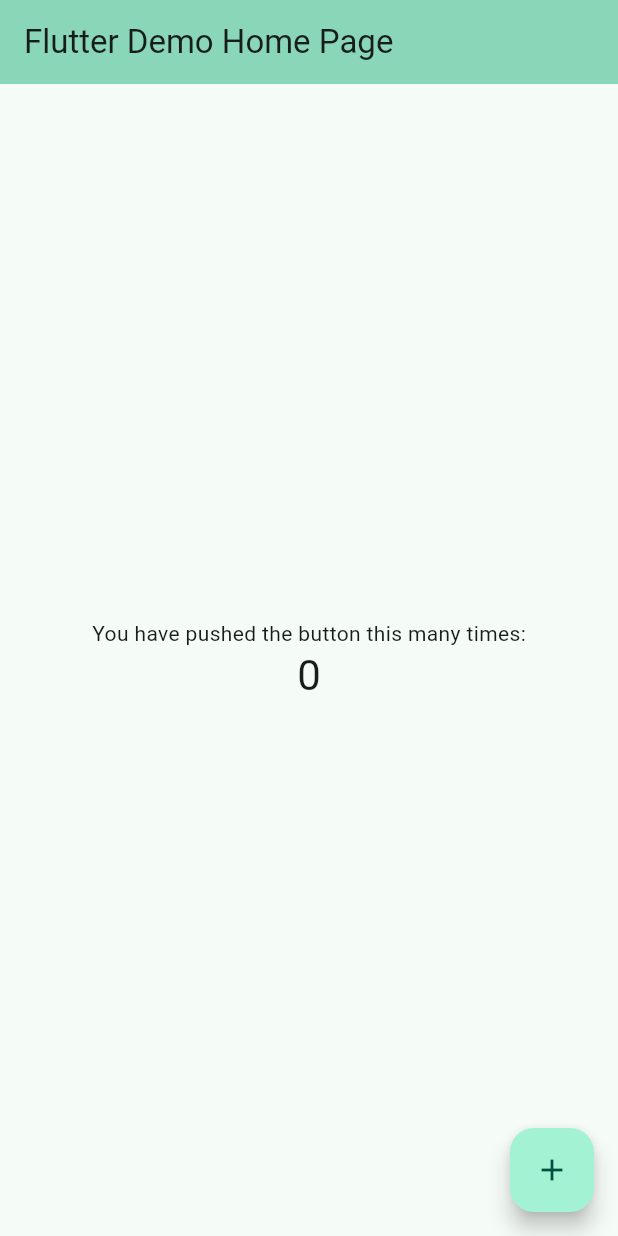
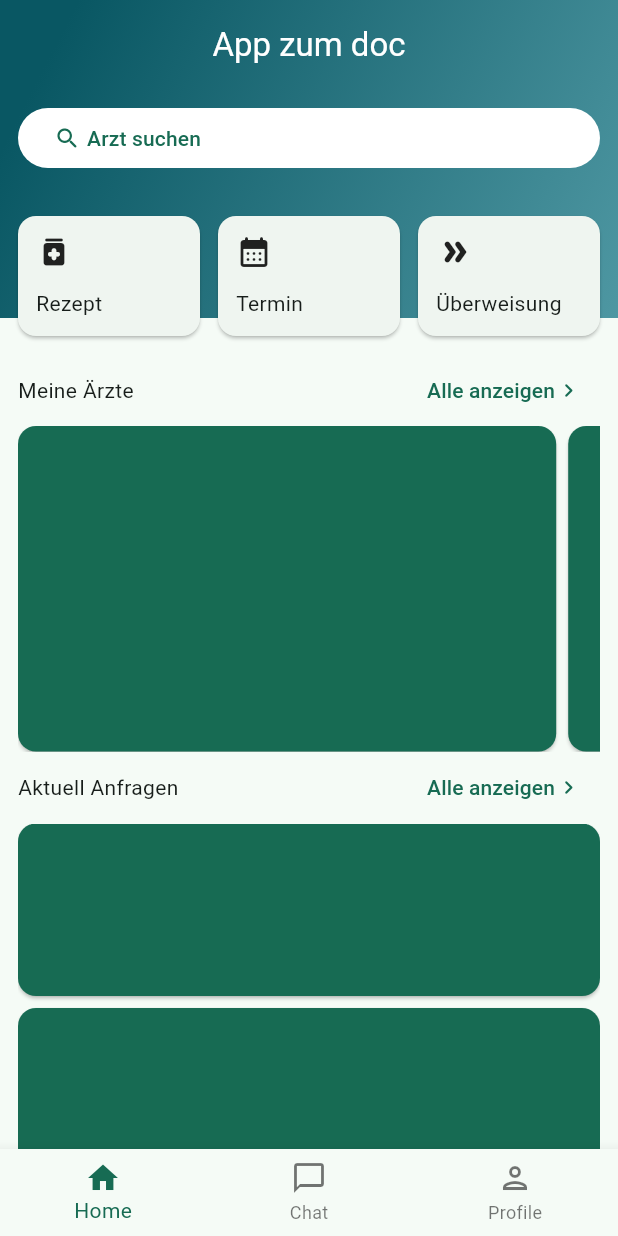
Before and after one commit to helpwave/app-zum-doc-mobile, a Flutter app: the screen it shows after launch, on a phone screen of 412 x 824 dp. Run offline on Flutter 3.47's test engine with Material 3 defaults, Android fonts, the phone set to English and light mode, and no system bars; our stand-ins replace shared_preferences.

Commit message:
feat: add dashboard page wireframe

```diff
--- a/lib/main.dart
+++ b/lib/main.dart
@@ -1,3 +1,4 @@
+import 'package:appzumdoc/screens/main_screen.dart';
 import 'package:appzumdoc/theme/theme_model.dart';
 import 'package:flutter/material.dart';
 import 'package:provider/provider.dart';
@@ -31,94 +32,8 @@ class MyApp extends StatelessWidget {
             seedColor: const Color(0xFF4DAD8E),
           ),
         ),
-        home: const MyHomePage(title: 'Flutter Demo Home Page'),
+        home: const MainScreen(),
       ),
     );
   }
 }
-
-class MyHomePage extends StatefulWidget {
-  const MyHomePage({super.key, required this.title});
-
-  // This widget is the home page of your application. It is stateful, meaning
-  // that it has a State object (defined below) that contains fields that affect
-  // how it looks.
-
-  // This class is the configuration for the state. It holds the values (in this
-  // case the title) provided by the parent (in this case the App widget) and
-  // used by the build method of the State. Fields in a Widget subclass are
-  // always marked "final".
-
-  final String title;
-
-  @override
-  State<MyHomePage> createState() => _MyHomePageState();
-}
-
-class _MyHomePageState extends State<MyHomePage> {
-  int _counter = 0;
-
-  void _incrementCounter() {
-    setState(() {
-      // This call to setState tells the Flutter framework that something has
-      // changed in this State, which causes it to rerun the build method below
-      // so that the display can reflect the updated values. If we changed
-      // _counter without calling setState(), then the build method would not be
-      // called again, and so nothing would appear to happen.
-      _counter++;
-    });
-  }
-
-  @override
-  Widget build(BuildContext context) {
-    // This method is rerun every time setState is called, for instance as done
-    // by the _incrementCounter method above.
-    //
-    // The Flutter framework has been optimized to make rerunning build methods
-    // fast, so that you can just rebuild anything that needs updating rather
-    // than having to individually change instances of widgets.
-    return Scaffold(
-      appBar: AppBar(
-        // TRY THIS: Try changing the color here to a specific color (to
-        // Colors.amber, perhaps?) and trigger a hot reload to see the AppBar
-        // change color while the other colors stay the same.
-        backgroundColor: Theme.of(context).colorScheme.inversePrimary,
-        // Here we take the value from the MyHomePage object that was created by
-        // the App.build method, and use it to set our appbar title.
-        title: Text(widget.title),
-      ),
-      body: Center(
-        // Center is a layout widget. It takes a single child and positions it
-        // in the middle of the parent.
-        child: Column(
-          // Column is also a layout widget. It takes a list of children and
-          // arranges them vertically. By default, it sizes itself to fit its
-          // children horizontally, and tries to be as tall as its parent.
-          //
-          // Column has various properties to control how it sizes itself and
-          // how it positions its children. Here we use mainAxisAlignment to
-          // center the children vertically; the main axis here is the vertical
-          // axis because Columns are vertical (the cross axis would be
-          // horizontal).
-          //
-          // TRY THIS: Invoke "debug painting" (choose the "Toggle Debug Paint"
-          // action in the IDE, or press "p" in the console), to see the
-          // wireframe for each widget.
-          mainAxisAlignment: MainAxisAlignment.center,
-          children: <Widget>[
-            const Text('You have pushed the button this many times:'),
-            Text(
-              '$_counter',
-              style: Theme.of(context).textTheme.headlineMedium,
-            ),
-          ],
-        ),
-      ),
-      floatingActionButton: FloatingActionButton(
-        onPressed: _incrementCounter,
-        tooltip: 'Increment',
-        child: const Icon(Icons.add),
-      ), // This trailing comma makes auto-formatting nicer for build methods.
-    );
-  }
-}
--- /dev/null
+++ b/lib/screens/dashboard.dart
@@ -0,0 +1,233 @@
+import 'package:appzumdoc/screens/doctor_list.dart';
+import 'package:appzumdoc/theme/theme_model.dart';
+import 'package:flutter/material.dart';
+
+import '../theme/constants.dart';
+
+class Dashboard extends StatelessWidget {
+  const Dashboard({super.key});
+
+  @override
+  Widget build(BuildContext context) {
+    MediaQueryData mediaQuery = MediaQuery.of(context);
+    return Column(
+      children: [
+        Stack(
+          children: [
+            Column(
+              mainAxisSize: MainAxisSize.min,
+              children: [
+                Container(
+                  decoration: BoxDecoration(
+                    gradient: LinearGradient(
+                      colors: [Color(0xFF095763), Color(0xFF4E97A2)],
+                      begin: Alignment.topLeft,
+                      end: Alignment.bottomRight,
+                      stops: [0.1, 1],
+                    ),
+                  ),
+                  child: SafeArea(
+                    child: Padding(
+                      padding: const EdgeInsets.symmetric(
+                        horizontal: Spacing.md,
+                      ),
+                      child: Column(
+                        mainAxisSize: MainAxisSize.min,
+                        children: [
+                          const SizedBox(height: Spacing.lg),
+                          Text(
+                            "App zum doc",
+                            style: (context.theme.textTheme.titleLarge ?? TextStyle()).copyWith(
+                              color: Colors.white,
+                            ),
+                          ),
+                          const SizedBox(height: Spacing.xl),
+                          SizedBox(
+                            width: double.infinity,
+                            child: FilledButton(
+                              style: ButtonStyle(
+                                backgroundColor: WidgetStatePropertyAll(Colors.white),
+                                foregroundColor: WidgetStatePropertyAll(context.theme.colorScheme.primary),
+                              ),
+                              onPressed: () => {
+                                Navigator.of(context).push(
+                                  MaterialPageRoute(
+                                    builder: (context) => DoctorList(),
+                                  ),
+                                ),
+                              },
+                              child: Row(
+                                mainAxisAlignment: MainAxisAlignment.start,
+                                crossAxisAlignment: CrossAxisAlignment.center,
+                                spacing: Spacing.xs,
+                                children: [
+                                  Icon(Icons.search_rounded),
+                                  Text("Arzt suchen"),
+                                ],
+                              ),
+                            ),
+                          ),
+                          const SizedBox(height: Spacing.lg),
+                          const SizedBox(height: 80),
+                        ],
+                      ),
+                    ),
+                  ),
+                ),
+                const SizedBox(height: Spacing.md),
+              ],
+            ),
+            Positioned(
+              left: Spacing.md,
+              right: Spacing.md,
+              bottom: 0,
+              height: 80,
+              child: Row(
+                spacing: Spacing.md,
+                mainAxisAlignment: MainAxisAlignment.spaceBetween,
+                children: [
+                  Expanded(
+                    child: Card(
+                      margin: EdgeInsets.zero,
+                      child: Padding(
+                        padding: const EdgeInsets.all(Spacing.md),
+                        child: Column(
+                          mainAxisAlignment: MainAxisAlignment.spaceBetween,
+                          crossAxisAlignment: CrossAxisAlignment.start,
+                          spacing: Spacing.md,
+                          children: [
+                            Icon(Icons.medication_rounded),
+                            Text("Rezept"),
+                          ],
+                        ),
+                      ),
+                    ),
+                  ),
+                  Expanded(
+                    child: Card(
+                      margin: EdgeInsets.zero,
+                      child: Padding(
+                        padding: const EdgeInsets.all(Spacing.md),
+                        child: Column(
+                          mainAxisAlignment: MainAxisAlignment.spaceBetween,
+                          crossAxisAlignment: CrossAxisAlignment.start,
+                          spacing: Spacing.md,
+                          children: [
+                            Icon(Icons.calendar_month_rounded),
+                            Text("Termin"),
+                          ],
+                        ),
+                      ),
+                    ),
+                  ),
+                  Expanded(
+                    child: Card(
+                      margin: EdgeInsets.zero,
+                      child: Padding(
+                        padding: const EdgeInsets.all(Spacing.md),
+                        child: Column(
+                          mainAxisAlignment: MainAxisAlignment.spaceBetween,
+                          crossAxisAlignment: CrossAxisAlignment.start,
+                          spacing: Spacing.md,
+                          children: [
+                            Icon(Icons.double_arrow_rounded),
+                            Text("Überweisung"),
+                          ],
+                        ),
+                      ),
+                    ),
+                  ),
+                ],
+              ),
+            ),
+          ],
+        ),
+        Flexible(
+          child: Padding(
+            padding: EdgeInsets.all(Spacing.md).copyWith(bottom: 0),
+            child: Column(
+              children: [
+                Row(
+                  mainAxisAlignment: MainAxisAlignment.spaceBetween,
+                  children: [
+                    Text("Meine Ärzte"),
+                    TextButton(
+                      onPressed: () {
+                        Navigator.of(
+                          context,
+                        ).push(MaterialPageRoute(builder: (_) => DoctorList()));
+                      },
+                      child: Row(
+                        mainAxisSize: MainAxisSize.min,
+                        children: [
+                          Text("Alle anzeigen"),
+                          Icon(Icons.chevron_right_rounded),
+                        ],
+                      ),
+                    ),
+                  ],
+                ),
+                Flexible(
+                  child: ListView.separated(
+                    itemCount: 2,
+                    itemBuilder: (context, index) {
+                      return SizedBox(
+                        height: 155,
+                        width: mediaQuery.size.width * 0.9 - Spacing.md,
+                        child: Card(
+                          margin: EdgeInsets.zero,
+                          color: context.theme.colorScheme.primary,
+                        ),
+                      );
+                    },
+                    separatorBuilder: (context, index) =>
+                        SizedBox(width: Spacing.sm),
+                    shrinkWrap: true,
+                    scrollDirection: Axis.horizontal,
+                  ),
+                ),
+                Row(
+                  mainAxisAlignment: MainAxisAlignment.spaceBetween,
+                  children: [
+                    Text("Aktuell Anfragen"),
+                    TextButton(
+                      onPressed: () {
+                        Navigator.of(
+                          context,
+                        ).push(MaterialPageRoute(builder: (_) => DoctorList()));
+                      },
+                      child: Row(
+                        mainAxisSize: MainAxisSize.min,
+                        children: [
+                          Text("Alle anzeigen"),
+                          Icon(Icons.chevron_right_rounded),
+                        ],
+                      ),
+                    ),
+                  ],
+                ),
+                Flexible(
+                  child: ListView.separated(
+                    padding: EdgeInsets.only(bottom: Spacing.md),
+                    itemCount: 3,
+                    itemBuilder: (context, index) {
+                      return SizedBox(
+                        height: 115,
+                        child: Card(
+                          margin: EdgeInsets.zero,
+                          color: context.theme.colorScheme.primary,
+                        ),
+                      );
+                    },
+                    separatorBuilder: (context, index) =>
+                        SizedBox(height: Spacing.sm),
+                  ),
+                ),
+              ],
+            ),
+          ),
+        ),
+      ],
+    );
+  }
+}
--- /dev/null
+++ b/lib/screens/main_screen.dart
@@ -0,0 +1,67 @@
+import 'package:appzumdoc/screens/dashboard.dart';
+import 'package:appzumdoc/screens/profile.dart';
+import 'package:flutter/material.dart';
+
+import 'chat.dart';
+
+class MainScreen extends StatefulWidget {
+  const MainScreen({super.key});
+
+  @override
+  State<MainScreen> createState() => _MainScreenState();
+}
+
+class _MainScreenState extends State<MainScreen> {
+  int _currentIndex = 0;
+
+  final _navigatorKeys = [
+    GlobalKey<NavigatorState>(),
+    GlobalKey<NavigatorState>(),
+    GlobalKey<NavigatorState>(),
+  ];
+
+  void _onTap(int index) {
+    if (_currentIndex == index) {
+      // Pop to first route if re-tapping the same tab
+      _navigatorKeys[index].currentState?.popUntil((route) => route.isFirst);
+    } else {
+      setState(() {
+        _currentIndex = index;
+      });
+    }
+  }
+
+  Widget _buildOffstageNavigator(int index, Widget child) {
+    return Offstage(
+      offstage: _currentIndex != index,
+      child: Navigator(
+        key: _navigatorKeys[index],
+        onGenerateRoute: (settings) {
+          return MaterialPageRoute(builder: (_) => child);
+        },
+      ),
+    );
+  }
+
+  @override
+  Widget build(BuildContext context) {
+    return Scaffold(
+      body: Stack(
+        children: [
+          _buildOffstageNavigator(0, Dashboard()),
+          _buildOffstageNavigator(1, ChatScreen()),
+          _buildOffstageNavigator(2, ProfileScreen()),
+        ],
+      ),
+      bottomNavigationBar: BottomNavigationBar(
+        currentIndex: _currentIndex,
+        onTap: _onTap,
+        items: const [
+          BottomNavigationBarItem(icon: Icon(Icons.home), label: "Home"),
+          BottomNavigationBarItem(icon: Icon(Icons.chat_bubble_outline), label: "Chat"),
+          BottomNavigationBarItem(icon: Icon(Icons.person_outlined), label: "Profile"),
+        ],
+      ),
+    );
+  }
+}
--- /dev/null
+++ b/lib/theme/constants.dart
@@ -0,0 +1,46 @@
+/// All Spacing variables
+class Spacing {
+  static const double none = 0;
+  static const double xxs = 2;
+  static const double xs = 4;
+  static const double sm = 8;
+  static const double md = 12;
+  static const double lg = 16;
+  static const double xl = 24;
+  static const double xxl = 32;
+  static const double xxxl = 48;
+  static const double xxxxl = 64;
+}
+
+/// All border radius variables
+class BorderRadius {
+  static const double none = 0;
+  static const double xxs = 2;
+  static const double xs = 4;
+  static const double sm = 8;
+  static const double md = 12;
+  static const double lg = 16;
+  static const double xl = 24;
+  static const double xxl = 32;
+  static const double full = 9999;
+}
+
+/// All border width variables
+class BorderWidth {
+  static const double none = 0;
+  static const double sm = 1;
+  static const double md = 2;
+  static const double lg = 3;
+  static const double xl = 4;
+}
+
+/// All elevation values
+class Elevation {
+  static const double none = 0;
+  static const double xs = 1;
+  static const double sm = 2;
+  static const double md = 4;
+  static const double lg = 8;
+  static const double xl = 16;
+  static const double xxl = 24;
+}
```
Also changed, not shown: lib/components/doctor_card.dart (added, +12 -0 lines), lib/components/request_card.dart (added, +12 -0 lines), lib/screens/chat.dart (added, +23 -0 lines), lib/screens/doctor_list.dart (added, +29 -0 lines), lib/screens/profile.dart (added, +23 -0 lines), 1 other file.
